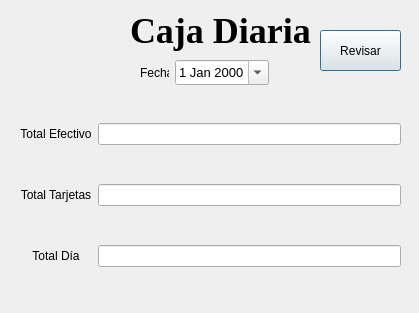
Above: caja.ui from KevinPizarro/gt12-elo329-proyecto before the change. Below: the same form after it.
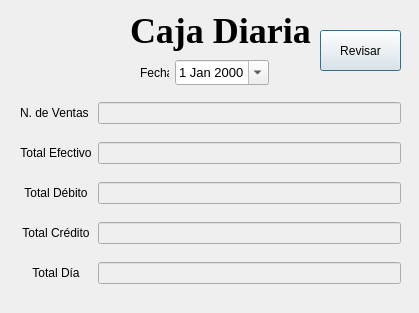
That is the form after the change. Icons and pictures are not drawn.

```diff
--- a/caja.ui
+++ b/caja.ui
@@ -95,10 +95,7 @@
     </rect>
    </property>
    <layout class="QGridLayout" name="gridLayout">
-    <item row="0" column="1">
-     <widget class="QLineEdit" name="tefectivo"/>
-    </item>
-    <item row="0" column="0">
+    <item row="1" column="0">
      <widget class="QLabel" name="label_3">
       <property name="text">
        <string>Total Efectivo</string>
@@ -108,7 +105,45 @@
       </property>
      </widget>
     </item>
-    <item row="2" column="0">
+    <item row="3" column="0">
+     <widget class="QLabel" name="label_7">
+      <property name="text">
+       <string>Total Crédito</string>
+      </property>
+      <property name="alignment">
+       <set>Qt::AlignCenter</set>
+      </property>
+     </widget>
+    </item>
+    <item row="2" column="1">
+     <widget class="QLineEdit" name="debito">
+      <property name="enabled">
+       <bool>false</bool>
+      </property>
+     </widget>
+    </item>
+    <item row="1" column="1">
+     <widget class="QLineEdit" name="tefectivo">
+      <property name="enabled">
+       <bool>false</bool>
+      </property>
+     </widget>
+    </item>
+    <item row="4" column="1">
+     <widget class="QLineEdit" name="tdia">
+      <property name="enabled">
+       <bool>false</bool>
+      </property>
+     </widget>
+    </item>
+    <item row="3" column="1">
+     <widget class="QLineEdit" name="credito">
+      <property name="enabled">
+       <bool>false</bool>
+      </property>
+     </widget>
+    </item>
+    <item row="4" column="0">
      <widget class="QLabel" name="label_4">
       <property name="text">
        <string>Total Día</string>
@@ -118,21 +153,32 @@
       </property>
      </widget>
     </item>
-    <item row="2" column="1">
-     <widget class="QLineEdit" name="tdia"/>
-    </item>
-    <item row="1" column="0">
+    <item row="2" column="0">
      <widget class="QLabel" name="label_5">
       <property name="text">
-       <string>Total Tarjetas</string>
+       <string>Total Débito</string>
       </property>
       <property name="alignment">
        <set>Qt::AlignCenter</set>
       </property>
      </widget>
     </item>
-    <item row="1" column="1">
-     <widget class="QLineEdit" name="ttarjetas"/>
+    <item row="0" column="1">
+     <widget class="QLineEdit" name="nven">
+      <property name="enabled">
+       <bool>false</bool>
+      </property>
+      <property name="whatsThis">
+       <string>Ventana con el calculo de la caja diaria</string>
+      </property>
+     </widget>
+    </item>
+    <item row="0" column="0">
+     <widget class="QLabel" name="label_8">
+      <property name="text">
+       <string>N. de Ventas</string>
+      </property>
+     </widget>
     </item>
    </layout>
   </widget>
```
Left out of the diff: 13 changed lines with no effect on the pictures.
